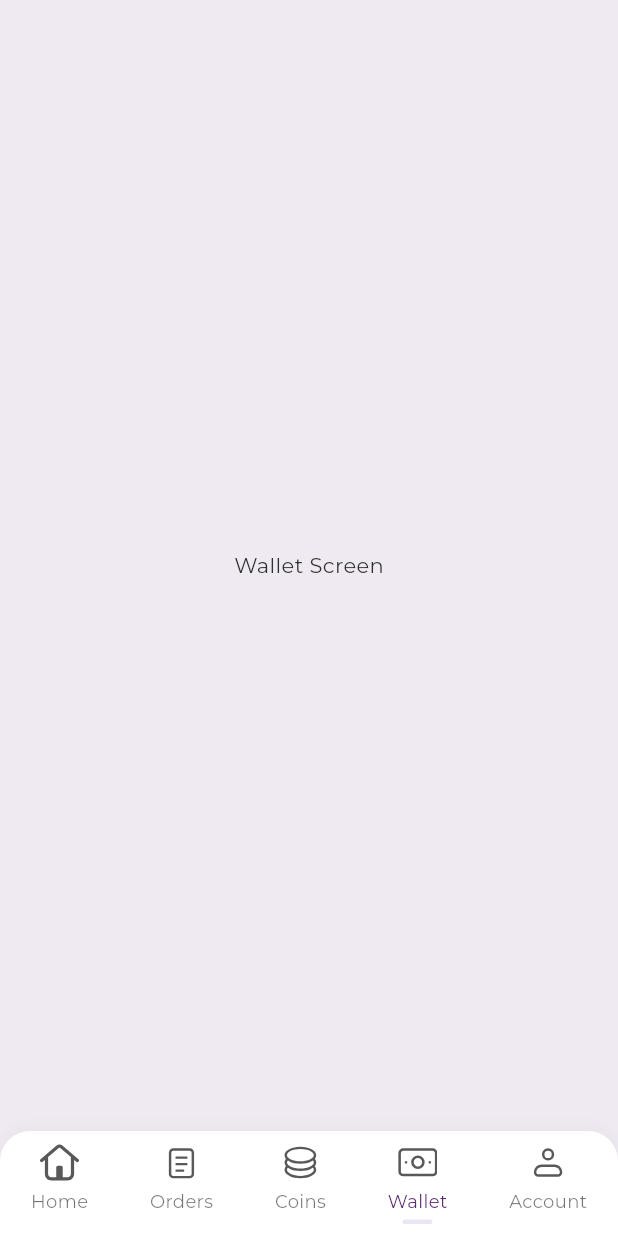
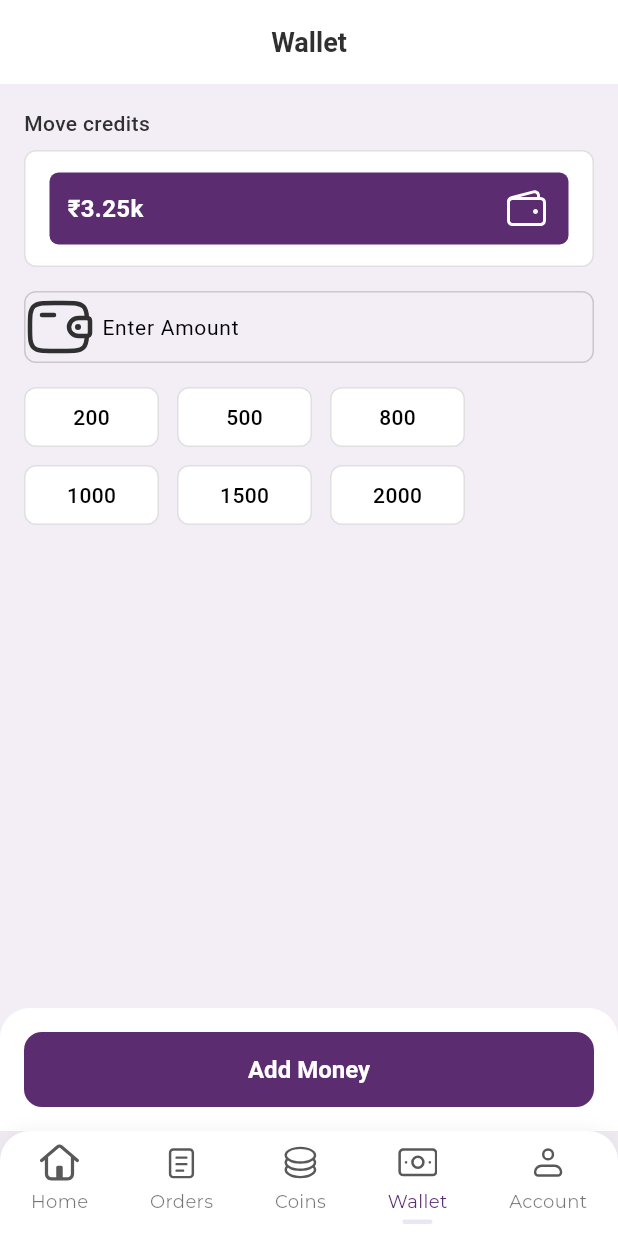
Before and after one commit to AbdulGaffar-GitHub/movo_customer, a Flutter app: the HomeScreen screen opened directly, item 4 of the bottom bar chosen, on a phone screen of 412 x 824 dp. Run offline on Flutter 3.47's test engine with Material 3 defaults, Android fonts, the phone set to English and light mode, and no system bars; our stand-ins replace cached_network_image, dropdown_button2, file_picker, flutter_dotenv, flutter_spinkit, flutter_svg and 12 more; missing offline and left inert: country_pickers, file_saver, flutter_cashfree_pg_sdk, onesignal_flutter; accounts and stored records are empty; Roboto replaces fonts that are missing (Poppins); project files that could hold a hidden picture were left out.

Commit message:
UI screenssssssss

```diff
--- a/lib/utils/constants/icon_constants.dart
+++ b/lib/utils/constants/icon_constants.dart
@@ -26,6 +26,7 @@ class AppIcons {
   static const String remove= '$iconsPath/remove.svg';
   static const String download= '$iconsPath/download.svg';
   static const String timer= '$iconsPath/timer.svg';
+  static const String wallet1= '$iconsPath/wallet1.svg';
     //bottombar
   static const String homeOutlined= '$iconsPath/home_outlined.svg';
   static const String ordersOutlined= '$iconsPath/orders_outlined.svg';
@@ -46,6 +47,7 @@ class AppIcons {
   static const String correct= '$iconsPath/correct.svg';
   static const String motorcycle= '$iconsPath/motorcycle.svg';
   static const String fourwheeler= '$iconsPath/fourwheeler.svg';
+  static const String wallet2= '$iconsPath/wallet2.svg';
 
 
 
--- a/lib/view/screens/home/home_screen.dart
+++ b/lib/view/screens/home/home_screen.dart
@@ -1,10 +1,12 @@
 import 'package:flutter/material.dart';
 import 'package:movo_customer/theme/custom_text_style.dart';
+import 'package:movo_customer/view/screens/home/select_vehicle_screen.dart';
 import 'package:movo_customer/view/widgets/custom_image_view.dart';
 import '../../../utils/constants/colors.dart';
 import '../../../utils/constants/icon_constants.dart';
 import '../account/account_screen.dart';
 import '../orders/orders_screen.dart';
+import '../wallets/add_wallet_screen.dart';
 
 class HomeScreen extends StatefulWidget {
   const HomeScreen({Key? key}) : super(key: key);
@@ -26,7 +28,7 @@ class _HomeScreenState extends State<HomeScreen> {
       _buildHomeContent(),
       OrdersScreen(),// index 0
       Center(child: Text("Coins Screen")), // index 2
-      Center(child: Text("Wallet Screen")),
+      WalletScreen(),
       AccountScreen()// index 3
     ];
 
@@ -201,12 +203,20 @@ class _HomeScreenState extends State<HomeScreen> {
   }
 
   /// Card widget for options
+  /// Card widget for options
   Widget _buildOptionCard(String imagePath, String title) {
-    return Container(
+    return GestureDetector(
+      onTap: () {
+        Navigator.push(
+          context,
+          MaterialPageRoute(builder: (_) => const SelectVehicleScreen()),
+        );
+      },
+      child: Container(
         height: 88,
         decoration: BoxDecoration(
           color: Colors.white,
-        borderRadius: BorderRadius.circular(20), // softer round
+          borderRadius: BorderRadius.circular(20),
           boxShadow: [
             BoxShadow(
               color: Colors.black.withOpacity(0.25),
@@ -218,29 +228,20 @@ class _HomeScreenState extends State<HomeScreen> {
         child: Row(
           children: [
             const SizedBox(width: 50), // left gap before image
-
-          CustomImageView(
-            imagePath: imagePath,
-          ),
-
+            CustomImageView(imagePath: imagePath),
             const SizedBox(width: 70), // gap between image & text
-
             Expanded(
               child: Text(
                 title,
-              style: CustomTextStyles.b4_1.copyWith(
-                fontFamily: "Poppins"
+                style: CustomTextStyles.b4_1.copyWith(fontFamily: "Poppins"),
               ),
             ),
-          ),
-
             Padding(
-            padding: EdgeInsets.only(right: 16),
-            child: CustomImageView(
-              imagePath: AppIcons.arrowForward,
-            )
+              padding: const EdgeInsets.only(right: 16),
+              child: CustomImageView(imagePath: AppIcons.arrowForward),
             ),
           ],
+        ),
       ),
     );
   }
--- /dev/null
+++ b/lib/view/screens/wallets/add_wallet_screen.dart
@@ -0,0 +1,172 @@
+import 'package:flutter/material.dart';
+import 'package:flutter_svg/flutter_svg.dart';
+import 'package:movo_customer/view/widgets/custom_image_view.dart';
+
+import '../../../utils/constants/icon_constants.dart';
+
+class WalletScreen extends StatefulWidget {
+  const WalletScreen({Key? key}) : super(key: key);
+
+  @override
+  State<WalletScreen> createState() => _WalletScreenState();
+}
+
+class _WalletScreenState extends State<WalletScreen> {
+  final List<int> amounts = [200, 500, 800, 1000, 1500, 2000];
+  int? selectedAmount;
+
+  @override
+  Widget build(BuildContext context) {
+    return Scaffold(
+      backgroundColor: const Color(0xFFF3EDF6),
+      appBar: AppBar(
+        title: const Text(
+          "Wallet",
+          style: TextStyle(fontFamily: "Poppins", fontWeight: FontWeight.w600),
+        ),
+        centerTitle: true,
+        backgroundColor: Colors.white,
+        automaticallyImplyLeading: false,
+        elevation: 0,
+
+      ),
+      body: Padding(
+        padding: const EdgeInsets.all(16),
+        child: Column(
+          crossAxisAlignment: CrossAxisAlignment.start,
+          children: [
+            const Text("Move credits",
+                style: TextStyle(
+                    fontFamily: "Poppins",
+                    fontWeight: FontWeight.w500,
+                    fontSize: 14)),
+
+            const SizedBox(height: 8),
+
+            // Wallet balance card
+            Container(
+              padding: const EdgeInsets.symmetric(horizontal: 16, vertical: 14),
+              decoration: BoxDecoration(
+                border: Border.all(color: Colors.grey.shade300),
+                borderRadius: BorderRadius.circular(8),
+                color: Colors.white,
+              ),
+              child: Container(
+                height: 48,
+                decoration: BoxDecoration(
+                  color: const Color(0xFF5B2C6F),
+                  borderRadius: BorderRadius.circular(6),
+                ),
+                padding:
+                const EdgeInsets.symmetric(horizontal: 12, vertical: 8),
+                child: Row(
+                  mainAxisAlignment: MainAxisAlignment.spaceBetween,
+                  children: [
+                    const Text(
+                      "₹3.25k",
+                      style: TextStyle(
+                          fontFamily: "Poppins",
+                          fontWeight: FontWeight.w600,
+                          fontSize: 16,
+                          color: Colors.white),
+                    ),
+                    CustomImageView(imagePath:AppIcons.wallet1 ,),
+                  ],
+                ),
+              ),
+            ),
+
+            const SizedBox(height: 16),
+
+            // Amount input
+            TextField(
+              decoration: InputDecoration(
+                prefixIcon: CustomImageView(imagePath:AppIcons.wallet2 ,),
+                hintText: "Enter Amount",
+                hintStyle: const TextStyle(fontFamily: "Poppins", fontSize: 14),
+                border:
+                OutlineInputBorder(borderRadius: BorderRadius.circular(8)),
+                contentPadding:
+                const EdgeInsets.symmetric(horizontal: 12, vertical: 12),
+              ),
+              keyboardType: TextInputType.number,
+            ),
+
+            const SizedBox(height: 16),
+
+            // Quick amount selection buttons
+            Wrap(
+              spacing: 12,
+              runSpacing: 12,
+              children: amounts.map((amount) {
+                bool isSelected = selectedAmount == amount;
+                return GestureDetector(
+                  onTap: () {
+                    setState(() {
+                      selectedAmount = amount;
+                    });
+                  },
+                  child: Container(
+                    width: 90,
+                    height: 40,
+                    decoration: BoxDecoration(
+                      color: isSelected
+                          ? const Color(0xFF5B2C6F)
+                          : Colors.white,
+                      borderRadius: BorderRadius.circular(8),
+                      border: Border.all(
+                        color: isSelected
+                            ? const Color(0xFF5B2C6F)
+                            : Colors.grey.shade300,
+                      ),
+                    ),
+                    alignment: Alignment.center,
+                    child: Text(
+                      "$amount",
+                      style: TextStyle(
+                        fontFamily: "Poppins",
+                        fontWeight: FontWeight.w500,
+                        color: isSelected ? Colors.white : Colors.black,
+                      ),
+                    ),
+                  ),
+                );
+              }).toList(),
+            ),
+          ],
+        ),
+      ),
+
+      // Bottom Button
+      bottomNavigationBar: Container(
+        padding: const EdgeInsets.all(16),
+        decoration: const BoxDecoration(
+          color: Colors.white,
+          borderRadius: BorderRadius.only(
+            topLeft: Radius.circular(20),
+            topRight: Radius.circular(20),
+          ),
+        ),
+        child: SizedBox(
+          height: 50,
+          child: ElevatedButton(
+            style: ElevatedButton.styleFrom(
+              backgroundColor: const Color(0xFF5B2C6F),
+              shape: RoundedRectangleBorder(
+                  borderRadius: BorderRadius.circular(12)),
+            ),
+            onPressed: () {},
+            child: const Text(
+              "Add Money",
+              style: TextStyle(
+                fontFamily: "Poppins",
+                color: Colors.white,
+                fontWeight: FontWeight.w600,
+              ),
+            ),
+          ),
+        ),
+      ),
+    );
+  }
+}
```
Also changed, not shown: lib/view/screens/home/select_vehicle_screen.dart (added, +316 -0 lines), assets/icons/truck1.svg (added), assets/icons/truck2.svg (added), assets/icons/wallet.svg, assets/icons/wallet1.svg (added), assets/icons/wallet2.svg (added). Lines whose indentation alone changed are shown as unchanged.
